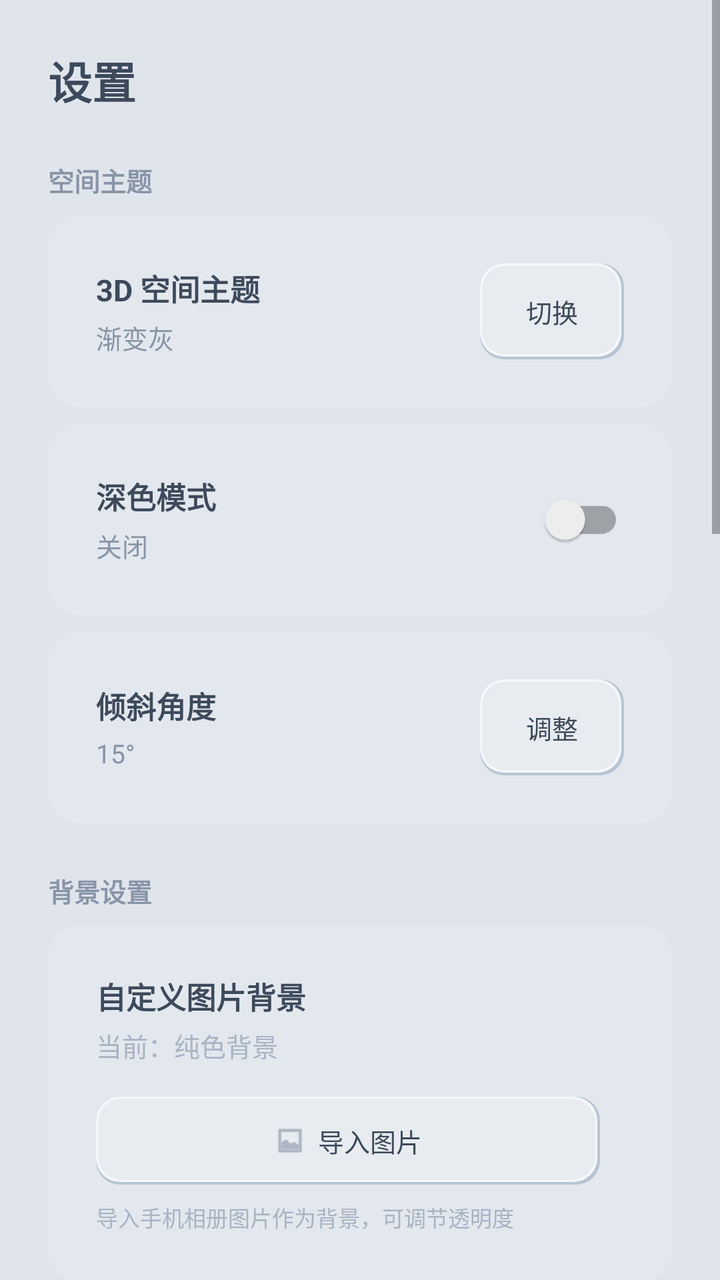
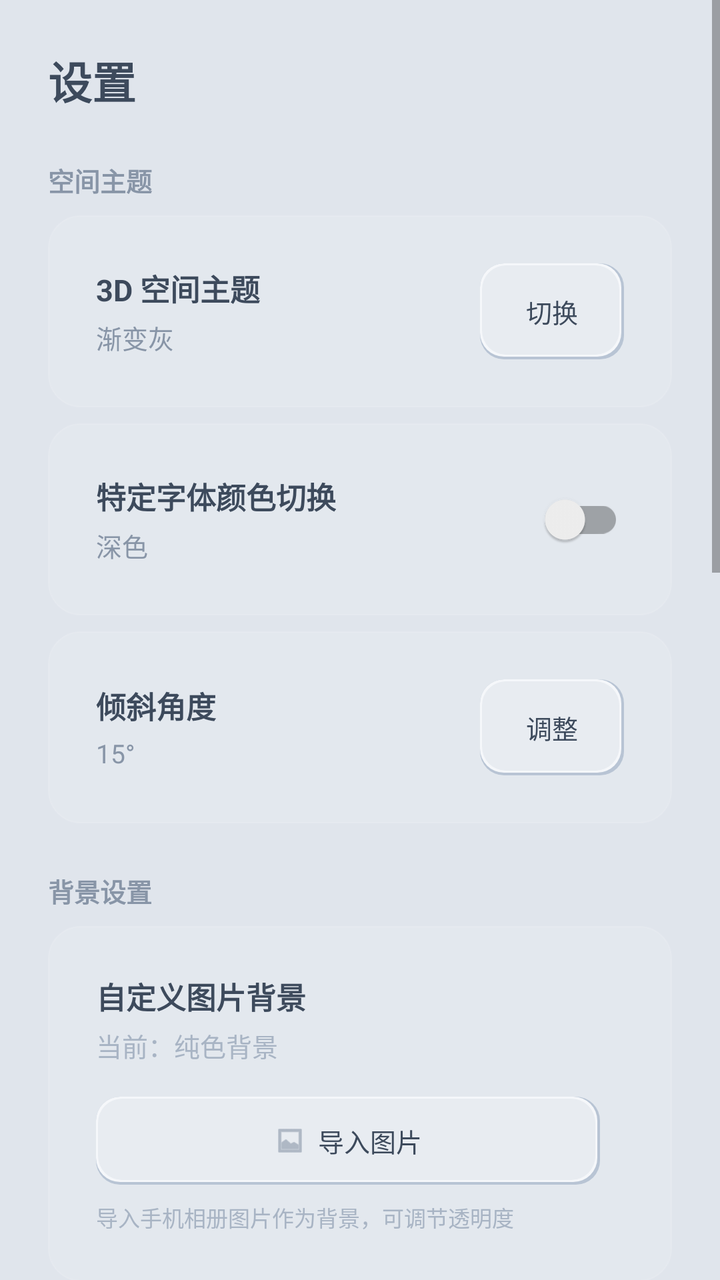

Two renders of the same Android screen: before a commit and after it. Below are the layout's source before the change and the commit's diff.
<!-- AndroidManifest.xml: application theme Theme.BillBook -->
<!-- res/layout/fragment_settings.xml -->
<?xml version="1.0" encoding="utf-8"?>
<ScrollView xmlns:android="http://schemas.android.com/apk/res/android"
    xmlns:app="http://schemas.android.com/apk/res-auto"
    android:layout_width="match_parent"
    android:layout_height="match_parent"
    android:background="@android:color/transparent">

    <LinearLayout
        android:layout_width="match_parent"
        android:layout_height="wrap_content"
        android:orientation="vertical"
        android:paddingHorizontal="@dimen/spacing_lg"
        android:paddingTop="@dimen/spacing_lg"
        android:paddingBottom="@dimen/spacing_lg">

        <TextView
            android:layout_width="wrap_content"
            android:layout_height="wrap_content"
            android:text="设置"
            android:textColor="@color/text_primary"
            android:textSize="@dimen/text_xl"
            android:textStyle="bold" />

        
        <TextView
            android:layout_width="wrap_content"
            android:layout_height="wrap_content"
            android:layout_marginTop="24dp"
            android:text="空间主题"
            android:textColor="@color/text_secondary"
            android:textSize="@dimen/text_sm"
            android:textStyle="bold" />

        <LinearLayout
            android:layout_width="match_parent"
            android:layout_height="wrap_content"
            android:layout_marginTop="@dimen/spacing_sm"
            android:background="@drawable/bg_glass_card"
            android:gravity="center_vertical"
            android:orientation="horizontal"
            android:padding="@dimen/spacing_lg">

            <LinearLayout
                android:layout_width="0dp"
                android:layout_height="wrap_content"
                android:layout_weight="1"
                android:orientation="vertical">

                <TextView
                    android:layout_width="wrap_content"
                    android:layout_height="wrap_content"
                    android:text="3D 空间主题"
                    android:textColor="@color/text_primary"
                    android:textSize="@dimen/text_md"
                    android:textStyle="bold" />

                <TextView
                    android:id="@+id/tvCurrentPalette"
                    android:layout_width="wrap_content"
                    android:layout_height="wrap_content"
                    android:layout_marginTop="4dp"
                    android:text="渐变灰"
                    android:textColor="@color/text_secondary"
                    android:textSize="@dimen/text_sm" />
            </LinearLayout>

            <FrameLayout
                android:id="@+id/btnThemeEditor"
                android:layout_width="72dp"
                android:layout_height="48dp"
                android:background="@drawable/selector_neu_button">

                <TextView
                    android:layout_width="wrap_content"
                    android:layout_height="wrap_content"
                    android:layout_gravity="center"
                    android:text="切换"
                    android:textColor="@color/text_primary"
                    android:textSize="@dimen/text_sm" />
            </FrameLayout>
        </LinearLayout>

        
        <LinearLayout
            android:layout_width="match_parent"
            android:layout_height="wrap_content"
            android:layout_marginTop="@dimen/spacing_sm"
            android:background="@drawable/bg_glass_card"
            android:gravity="center_vertical"
            android:orientation="horizontal"
            android:padding="@dimen/spacing_lg">

            <LinearLayout
                android:layout_width="0dp"
                android:layout_height="wrap_content"
                android:layout_weight="1"
                android:orientation="vertical">

                <TextView
                    android:layout_width="wrap_content"
                    android:layout_height="wrap_content"
                    android:text="深色模式"
                    android:textColor="@color/text_primary"
                    android:textSize="@dimen/text_md"
                    android:textStyle="bold" />

                <TextView
                    android:id="@+id/tvDarkModeStatus"
                    android:layout_width="wrap_content"
                    android:layout_height="wrap_content"
                    android:layout_marginTop="4dp"
                    android:text="关闭"
                    android:textColor="@color/text_secondary"
                    android:textSize="@dimen/text_sm" />
            </LinearLayout>

            <androidx.appcompat.widget.SwitchCompat
                android:id="@+id/switchDarkMode"
                android:layout_width="wrap_content"
                android:layout_height="wrap_content"
                android:thumbTint="@color/colorPrimary"
                android:trackTint="@color/divider" />
        </LinearLayout>

        
        <LinearLayout
            android:id="@+id/layoutTiltAngle"
            android:layout_width="match_parent"
            android:layout_height="wrap_content"
            android:layout_marginTop="@dimen/spacing_sm"
            android:background="@drawable/bg_glass_card"
            android:gravity="center_vertical"
            android:orientation="horizontal"
            android:padding="@dimen/spacing_lg">

            <LinearLayout
                android:layout_width="0dp"
                android:layout_height="wrap_content"
                android:layout_weight="1"
                android:orientation="vertical">

                <TextView
                    android:layout_width="wrap_content"
                    android:layout_height="wrap_content"
                    android:text="倾斜角度"
                    android:textColor="@color/text_primary"
                    android:textSize="@dimen/text_md"
                    android:textStyle="bold" />

                <TextView
                    android:id="@+id/tvTiltValue"
                    android:layout_width="wrap_content"
                    android:layout_height="wrap_content"
                    android:layout_marginTop="4dp"
                    android:text="15°"
                    android:textColor="@color/text_secondary"
                    android:textSize="@dimen/text_sm" />
            </LinearLayout>

            <FrameLayout
                android:layout_width="72dp"
                android:layout_height="48dp"
                android:background="@drawable/selector_neu_button">

                <TextView
                    android:layout_width="wrap_content"
                    android:layout_height="wrap_content"
                    android:layout_gravity="center"
                    android:text="调整"
                    android:textColor="@color/text_primary"
                    android:textSize="@dimen/text_sm" />
            </FrameLayout>
        </LinearLayout>

        
        <TextView
            android:layout_width="wrap_content"
            android:layout_height="wrap_content"
            android:layout_marginTop="24dp"
            android:text="背景设置"
            android:textColor="@color/text_secondary"
            android:textSize="@dimen/text_sm"
            android:textStyle="bold" />

        
        <LinearLayout
            android:layout_width="match_parent"
            android:layout_height="wrap_content"
            android:layout_marginTop="@dimen/spacing_sm"
            android:background="@drawable/bg_glass_card"
            android:orientation="vertical"
            android:padding="@dimen/spacing_lg">

            <TextView
                android:layout_width="wrap_content"
                android:layout_height="wrap_content"
                android:text="自定义图片背景"
                android:textColor="@color/text_primary"
                android:textSize="@dimen/text_md"
                android:textStyle="bold" />

            <TextView
                android:id="@+id/tvCustomBgStatus"
                android:layout_width="wrap_content"
                android:layout_height="wrap_content"
                android:layout_marginTop="4dp"
                android:text="当前：纯色背景"
                android:textColor="@color/text_hint"
                android:textSize="@dimen/text_sm" />

            <FrameLayout
                android:id="@+id/layoutBgPreview"
                android:layout_width="match_parent"
                android:layout_height="0dp"
                android:layout_marginTop="16dp"
                android:background="@drawable/bg_glass_card"
                android:visibility="gone">

                <ImageView
                    android:id="@+id/ivBgPreview"
                    android:layout_width="match_parent"
                    android:layout_height="match_parent"
                    android:scaleType="centerCrop"
                    android:src="@android:drawable/ic_menu_gallery" />
            </FrameLayout>

            <LinearLayout
                android:layout_width="match_parent"
                android:layout_height="wrap_content"
                android:layout_marginTop="16dp"
                android:orientation="horizontal">

                <FrameLayout
                    android:id="@+id/btnImportImage"
                    android:layout_width="0dp"
                    android:layout_height="44dp"
                    android:layout_weight="1"
                    android:background="@drawable/selector_neu_button">

                    <LinearLayout
                        android:layout_width="wrap_content"
                        android:layout_height="wrap_content"
                        android:layout_gravity="center"
                        android:gravity="center_vertical"
                        android:orientation="horizontal">

                        <ImageView
                            android:layout_width="16dp"
                            android:layout_height="16dp"
                            android:src="@android:drawable/ic_menu_gallery"
                            android:tint="@color/text_secondary" />

                        <TextView
                            android:layout_width="wrap_content"
                            android:layout_height="wrap_content"
                            android:layout_marginStart="6dp"
                            android:text="导入图片"
                            android:textColor="@color/text_primary"
                            android:textSize="@dimen/text_sm" />
                    </LinearLayout>
                </FrameLayout>

                <View
                    android:layout_width="12dp"
                    android:layout_height="match_parent" />

                <FrameLayout
                    android:id="@+id/btnClearImage"
                    android:layout_width="0dp"
                    android:layout_height="44dp"
                    android:layout_weight="1"
                    android:background="@drawable/selector_neu_button"
                    android:visibility="gone">

                    <TextView
                        android:layout_width="wrap_content"
                        android:layout_height="wrap_content"
                        android:layout_gravity="center"
                        android:text="恢复默认"
                        android:textColor="@color/text_secondary"
                        android:textSize="@dimen/text_sm" />
                </FrameLayout>
            </LinearLayout>

            <LinearLayout
                android:id="@+id/layoutOpacity"
                android:layout_width="match_parent"
                android:layout_height="wrap_content"
                android:layout_marginTop="16dp"
                android:background="@drawable/bg_glass_card"
                android:gravity="center_vertical"
                android:orientation="horizontal"
                android:padding="@dimen/spacing_lg"
                android:visibility="gone">

                <LinearLayout
                    android:layout_width="0dp"
                    android:layout_height="wrap_content"
                    android:layout_weight="1"
                    android:orientation="vertical">

                    <TextView
                        android:layout_width="wrap_content"
                        android:layout_height="wrap_content"
                        android:text="背景透明度"
                        android:textColor="@color/text_primary"
                        android:textSize="@dimen/text_md"
                        android:textStyle="bold" />

                    <TextView
                        android:id="@+id/tvOpacityValue"
                        android:layout_width="wrap_content"
                        android:layout_height="wrap_content"
                        android:layout_marginTop="4dp"
                        android:text="30%"
                        android:textColor="@color/text_secondary"
                        android:textSize="@dimen/text_sm" />
                </LinearLayout>

                <FrameLayout
                    android:layout_width="72dp"
                    android:layout_height="48dp"
                    android:background="@drawable/selector_neu_button">

                    <TextView
                        android:layout_width="wrap_content"
                        android:layout_height="wrap_content"
                        android:layout_gravity="center"
                        android:text="调整"
                        android:textColor="@color/text_primary"
                        android:textSize="@dimen/text_sm" />
                </FrameLayout>
            </LinearLayout>

            <TextView
                android:layout_width="wrap_content"
                android:layout_height="wrap_content"
                android:layout_marginTop="8dp"
                android:text="导入手机相册图片作为背景，可调节透明度"
                android:textColor="@color/text_hint"
                android:textSize="@dimen/text_xs" />
        </LinearLayout>

        
        <TextView
            android:layout_width="wrap_content"
            android:layout_height="wrap_content"
            android:layout_marginTop="24dp"
            android:text="功能"
            android:textColor="@color/text_secondary"
            android:textSize="@dimen/text_sm"
            android:textStyle="bold" />

        
        <LinearLayout
            android:layout_width="match_parent"
            android:layout_height="wrap_content"
            android:layout_marginTop="@dimen/spacing_sm"
            android:background="@drawable/bg_glass_card"
            android:gravity="center_vertical"
            android:orientation="horizontal"
            android:padding="@dimen/spacing_lg">

            <LinearLayout
                android:layout_width="0dp"
                android:layout_height="wrap_content"
                android:layout_weight="1"
                android:orientation="vertical">

                <TextView
                    android:layout_width="wrap_content"
                    android:layout_height="wrap_content"
                    android:text="文字颜色"
                    android:textColor="@color/text_primary"
                    android:textSize="@dimen/text_md"
                    android:textStyle="bold" />

                <TextView
                    android:id="@+id/tvTextColorStatus"
                    android:layout_width="wrap_content"
                    android:layout_height="wrap_content"
                    android:layout_marginTop="4dp"
                    android:text="自动"
                    android:textColor="@color/text_secondary"
                    android:textSize="@dimen/text_sm" />
            </LinearLayout>

            <FrameLayout
                android:id="@+id/btnTextColorToggle"
                android:layout_width="72dp"
                android:layout_height="48dp"
                android:background="@drawable/selector_neu_button">

                <TextView
                    android:layout_width="wrap_content"
                    android:layout_height="wrap_content"
                    android:layout_gravity="center"
                    android:text="切换"
                    android:textColor="@color/text_primary"
                    android:textSize="@dimen/text_sm" />
            </FrameLayout>
        </LinearLayout>

        
        <LinearLayout
            android:layout_width="match_parent"
            android:layout_height="wrap_content"
            android:layout_marginTop="@dimen/spacing_sm"
            android:background="@drawable/bg_glass_card"
            android:orientation="vertical"
            android:padding="@dimen/spacing_lg">

            <TextView
                android:layout_width="wrap_content"
                android:layout_height="wrap_content"
                android:text="分类管理"
                android:textColor="@color/text_primary"
                android:textSize="@dimen/text_md"
                android:textStyle="bold" />

            <LinearLayout
                android:layout_width="match_parent"
                android:layout_height="wrap_content"
                android:layout_marginTop="16dp"
                android:orientation="horizontal">

                <FrameLayout
                    android:id="@+id/btnManageCategory"
                    android:layout_width="0dp"
                    android:layout_height="44dp"
                    android:layout_weight="1"
                    android:background="@drawable/selector_neu_button">

                    <TextView
                        android:layout_width="wrap_content"
                        android:layout_height="wrap_content"
                        android:layout_gravity="center"
                        android:text="查看/编辑分类"
                        android:textColor="@color/text_primary"
                        android:textSize="@dimen/text_sm" />
                </FrameLayout>

                <View
                    android:layout_width="12dp"
                    android:layout_height="match_parent" />

                <FrameLayout
                    android:id="@+id/btnAddCategory"
                    android:layout_width="0dp"
                    android:layout_height="44dp"
                    android:layout_weight="1"
                    android:background="@drawable/selector_neu_button">

                    <TextView
                        android:layout_width="wrap_content"
                        android:layout_height="wrap_content"
                        android:layout_gravity="center"
                        android:text="添加新分类"
                        android:textColor="@color/text_primary"
                        android:textSize="@dimen/text_sm" />
                </FrameLayout>
            </LinearLayout>
        </LinearLayout>

        
        <LinearLayout
            android:layout_width="match_parent"
            android:layout_height="wrap_content"
            android:layout_marginTop="@dimen/spacing_sm"
            android:background="@drawable/bg_glass_card"
            android:gravity="center_vertical"
            android:orientation="horizontal"
            android:padding="@dimen/spacing_lg">

            <LinearLayout
                android:layout_width="0dp"
                android:layout_height="wrap_content"
                android:layout_weight="1"
                android:orientation="vertical">

                <TextView
                    android:layout_width="wrap_content"
                    android:layout_height="wrap_content"
                    android:text="预算管理"
                    android:textColor="@color/text_primary"
                    android:textSize="@dimen/text_md"
                    android:textStyle="bold" />

                <TextView
                    android:layout_width="wrap_content"
                    android:layout_height="wrap_content"
                    android:layout_marginTop="4dp"
                    android:text="设置月度预算，控制消费"
                    android:textColor="@color/text_secondary"
                    android:textSize="@dimen/text_sm" />
            </LinearLayout>

            <FrameLayout
                android:id="@+id/btnBudget"
                android:layout_width="72dp"
                android:layout_height="48dp"
                android:background="@drawable/selector_neu_button">

                <TextView
                    android:layout_width="wrap_content"
                    android:layout_height="wrap_content"
                    android:layout_gravity="center"
                    android:text="进入"
                    android:textColor="@color/text_primary"
                    android:textSize="@dimen/text_sm" />
            </FrameLayout>
        </LinearLayout>

        
        <LinearLayout
            android:layout_width="match_parent"
            android:layout_height="wrap_content"
            android:layout_marginTop="@dimen/spacing_sm"
            android:background="@drawable/bg_glass_card"
            android:gravity="center_vertical"
            android:orientation="horizontal"
            android:padding="@dimen/spacing_lg">

            <LinearLayout
                android:layout_width="0dp"
                android:layout_height="wrap_content"
                android:layout_weight="1"
                android:orientation="vertical">

                <TextView
                    android:layout_width="wrap_content"
                    android:layout_height="wrap_content"
                    android:text="自定义查询"
                    android:textColor="@color/text_primary"
                    android:textSize="@dimen/text_md"
                    android:textStyle="bold" />

                <TextView
                    android:layout_width="wrap_content"
                    android:layout_height="wrap_content"
                    android:layout_marginTop="4dp"
                    android:text="按日期范围查询收支明细"
                    android:textColor="@color/text_secondary"
                    android:textSize="@dimen/text_sm" />
            </LinearLayout>

            <FrameLayout
                android:id="@+id/btnQuery"
                android:layout_width="72dp"
                android:layout_height="48dp"
                android:background="@drawable/selector_neu_button">

                <TextView
                    android:layout_width="wrap_content"
                    android:layout_height="wrap_content"
                    android:layout_gravity="center"
                    android:text="进入"
                    android:textColor="@color/text_primary"
                    android:textSize="@dimen/text_sm" />
            </FrameLayout>
        </LinearLayout>

        
        <TextView
            android:layout_width="wrap_content"
            android:layout_height="wrap_content"
            android:layout_marginTop="24dp"
            android:text="数据导入"
            android:textColor="@color/text_secondary"
            android:textSize="@dimen/text_sm"
            android:textStyle="bold" />

        
        <LinearLayout
            android:layout_width="match_parent"
            android:layout_height="wrap_content"
            android:layout_marginTop="@dimen/spacing_sm"
            android:background="@drawable/bg_glass_card"
            android:orientation="vertical"
            android:padding="@dimen/spacing_lg">

            <TextView
                android:layout_width="wrap_content"
                android:layout_height="wrap_content"
                android:text="导入微信账单"
                android:textColor="@color/text_primary"
                android:textSize="@dimen/text_md"
                android:textStyle="bold" />

            <TextView
                android:layout_width="wrap_content"
                android:layout_height="wrap_content"
                android:layout_marginTop="4dp"
                android:text="支持 .xlsx 和 .csv 格式"
                android:textColor="@color/text_hint"
                android:textSize="@dimen/text_xs" />

            <FrameLayout
                android:id="@+id/btnImportWechat"
                android:layout_width="match_parent"
                android:layout_height="44dp"
                android:layout_marginTop="12dp"
                android:background="@drawable/selector_neu_button">

                <LinearLayout
                    android:layout_width="wrap_content"
                    android:layout_height="wrap_content"
                    android:layout_gravity="center"
                    android:gravity="center_vertical"
                    android:orientation="horizontal">

                    <ImageView
                        android:layout_width="16dp"
                        android:layout_height="16dp"
                        android:src="@android:drawable/ic_menu_upload"
                        android:tint="@color/text_secondary" />

                    <TextView
                        android:layout_width="wrap_content"
                        android:layout_height="wrap_content"
                        android:layout_marginStart="8dp"
                        android:text="选择微信账单文件"
                        android:textColor="@color/text_primary"
                        android:textSize="@dimen/text_sm" />
                </LinearLayout>
            </FrameLayout>
        </LinearLayout>

        
        <LinearLayout
            android:layout_width="match_parent"
            android:layout_height="wrap_content"
            android:layout_marginTop="@dimen/spacing_sm"
            android:background="@drawable/bg_glass_card"
            android:orientation="vertical"
            android:padding="@dimen/spacing_lg">

            <TextView
                android:layout_width="wrap_content"
                android:layout_height="wrap_content"
                android:text="导入支付宝账单"
                android:textColor="@color/text_primary"
                android:textSize="@dimen/text_md"
                android:textStyle="bold" />

            <TextView
                android:layout_width="wrap_content"
                android:layout_height="wrap_content"
                android:layout_marginTop="4dp"
                android:text="支持 .xlsx 格式"
                android:textColor="@color/text_hint"
                android:textSize="@dimen/text_xs" />

            <FrameLayout
                android:id="@+id/btnImportAlipay"
                android:layout_width="match_parent"
                android:layout_height="44dp"
                android:layout_marginTop="12dp"
                android:background="@drawable/selector_neu_button">

                <LinearLayout
                    android:layout_width="wrap_content"
                    android:layout_height="wrap_content"
                    android:layout_gravity="center"
                    android:gravity="center_vertical"
                    android:orientation="horizontal">

                    <ImageView
                        android:layout_width="16dp"
                        android:layout_height="16dp"
                        android:src="@android:drawable/ic_menu_upload"
                        android:tint="@color/text_secondary" />

                    <TextView
                        android:layout_width="wrap_content"
                        android:layout_height="wrap_content"
                        android:layout_marginStart="8dp"
                        android:text="选择支付宝账单文件"
                        android:textColor="@color/text_primary"
                        android:textSize="@dimen/text_sm" />
                </LinearLayout>
            </FrameLayout>
        </LinearLayout>

        <View
            android:layout_width="match_parent"
            android:layout_height="24dp" />
    </LinearLayout>
</ScrollView>
<!-- resources referenced by this layout -->
<resources>
  <color name="colorPrimary">#6B8DD6</color>
  <color name="divider">#E0E6EF</color>
  <color name="text_hint">#A8B4C4</color>
  <color name="text_primary">#3D4A5C</color>
  <color name="text_secondary">#8895A7</color>
  <dimen name="spacing_lg">24dp</dimen>
  <dimen name="spacing_sm">8dp</dimen>
  <dimen name="text_md">15sp</dimen>
  <dimen name="text_sm">13sp</dimen>
  <dimen name="text_xl">22sp</dimen>
  <dimen name="text_xs">11sp</dimen>
  <!-- drawable bg_glass_card (drawable) -->
  <?xml version="1.0" encoding="utf-8"?>
  <shape xmlns:android="http://schemas.android.com/apk/res/android"
      android:shape="rectangle">
      <solid android:color="#18FFFFFF" />
      <corners android:radius="16dp" />
      <stroke
          android:width="0.5dp"
          android:color="#20FFFFFF" />
  </shape>
  <!-- drawable selector_neu_button (drawable) -->
  <?xml version="1.0" encoding="utf-8"?>
  <selector xmlns:android="http://schemas.android.com/apk/res/android">
      <item android:drawable="@drawable/bg_neu_button_pressed" android:state_pressed="true" />
      <item android:drawable="@drawable/bg_neu_button" />
  </selector>
  <style name="Theme.BillBook" parent="Theme.MaterialComponents.Light.NoActionBar">
          <item name="colorPrimary">@color/colorPrimary</item>
          <item name="colorPrimaryDark">@color/colorPrimaryDark</item>
          <item name="colorAccent">@color/colorAccent</item>
          <item name="android:windowBackground">@color/bg_page</item>
          <item name="android:statusBarColor">@android:color/transparent</item>
          <item name="android:navigationBarColor">@android:color/transparent</item>
          <item name="android:windowLightNavigationBar">true</item>
      </style>
  <!-- drawable bg_neu_button_pressed (drawable) -->
  <?xml version="1.0" encoding="utf-8"?>
  <layer-list xmlns:android="http://schemas.android.com/apk/res/android">
      
      <item>
          <shape android:shape="rectangle">
              <solid android:color="@color/neu_shadow_dark" />
              <corners android:radius="@dimen/radius_md" />
          </shape>
      </item>
      
      <item android:top="1.5dp" android:left="1.5dp">
          <shape android:shape="rectangle">
              <solid android:color="@color/neu_shadow_light" />
              <corners android:radius="@dimen/radius_md" />
          </shape>
      </item>
      
      <item android:top="2dp" android:left="2dp" android:bottom="0.5dp" android:right="0.5dp">
          <shape android:shape="rectangle">
              <solid android:color="@color/neu_bg_dark" />
              <corners android:radius="@dimen/radius_md" />
          </shape>
      </item>
  </layer-list>
  <!-- drawable bg_neu_button (drawable) -->
  <?xml version="1.0" encoding="utf-8"?>
  <layer-list xmlns:android="http://schemas.android.com/apk/res/android">
      
      <item>
          <shape android:shape="rectangle">
              <solid android:color="@color/neu_shadow_dark" />
              <corners android:radius="@dimen/radius_md" />
          </shape>
      </item>
      
      <item android:bottom="1.5dp" android:right="1.5dp">
          <shape android:shape="rectangle">
              <solid android:color="@color/neu_shadow_light" />
              <corners android:radius="@dimen/radius_md" />
          </shape>
      </item>
      
      <item android:bottom="2.5dp" android:right="2.5dp" android:top="1dp" android:left="1dp">
          <shape android:shape="rectangle">
              <solid android:color="@color/neu_bg" />
              <corners android:radius="@dimen/radius_md" />
          </shape>
      </item>
  </layer-list>
  <color name="colorPrimaryDark">#5A7BC8</color>
  <color name="colorAccent">#8BA7E8</color>
  <color name="bg_page">#E0E5EC</color>
  <color name="neu_shadow_dark">#B8C4D4</color>
  <dimen name="radius_md">12dp</dimen>
  <color name="neu_shadow_light">#F5F7FA</color>
  <color name="neu_bg_dark">#D0D6DE</color>
  <color name="neu_bg">#E8ECF1</color>
</resources>

<!-- the commit's change to res/layout/fragment_settings.xml (unified diff, before → after) -->
@@ -99,7 +99,7 @@
                 <TextView
                     android:layout_width="wrap_content"
                     android:layout_height="wrap_content"
-                    android:text="深色模式"
+                    android:text="特定字体颜色切换"
                     android:textColor="@color/text_primary"
                     android:textSize="@dimen/text_md"
                     android:textStyle="bold" />
@@ -109,7 +109,7 @@
                     android:layout_width="wrap_content"
                     android:layout_height="wrap_content"
                     android:layout_marginTop="4dp"
-                    android:text="关闭"
+                    android:text="深色"
                     android:textColor="@color/text_secondary"
                     android:textSize="@dimen/text_sm" />
             </LinearLayout>
@@ -357,56 +357,6 @@
             android:layout_height="wrap_content"
             android:layout_marginTop="@dimen/spacing_sm"
             android:background="@drawable/bg_glass_card"
-            android:gravity="center_vertical"
-            android:orientation="horizontal"
-            android:padding="@dimen/spacing_lg">
-
-            <LinearLayout
-                android:layout_width="0dp"
-                android:layout_height="wrap_content"
-                android:layout_weight="1"
-                android:orientation="vertical">
-
-                <TextView
-                    android:layout_width="wrap_content"
-                    android:layout_height="wrap_content"
-                    android:text="文字颜色"
-                    android:textColor="@color/text_primary"
-                    android:textSize="@dimen/text_md"
-                    android:textStyle="bold" />
-
-                <TextView
-                    android:id="@+id/tvTextColorStatus"
-                    android:layout_width="wrap_content"
-                    android:layout_height="wrap_content"
-                    android:layout_marginTop="4dp"
-                    android:text="自动"
-                    android:textColor="@color/text_secondary"
-                    android:textSize="@dimen/text_sm" />
-            </LinearLayout>
-
-            <FrameLayout
-                android:id="@+id/btnTextColorToggle"
-                android:layout_width="72dp"
-                android:layout_height="48dp"
-                android:background="@drawable/selector_neu_button">
-
-                <TextView
-                    android:layout_width="wrap_content"
-                    android:layout_height="wrap_content"
-                    android:layout_gravity="center"
-                    android:text="切换"
-                    android:textColor="@color/text_primary"
-                    android:textSize="@dimen/text_sm" />
-            </FrameLayout>
-        </LinearLayout>
-
-        
-        <LinearLayout
-            android:layout_width="match_parent"
-            android:layout_height="wrap_content"
-            android:layout_marginTop="@dimen/spacing_sm"
-            android:background="@drawable/bg_glass_card"
             android:orientation="vertical"
             android:padding="@dimen/spacing_lg">
 
